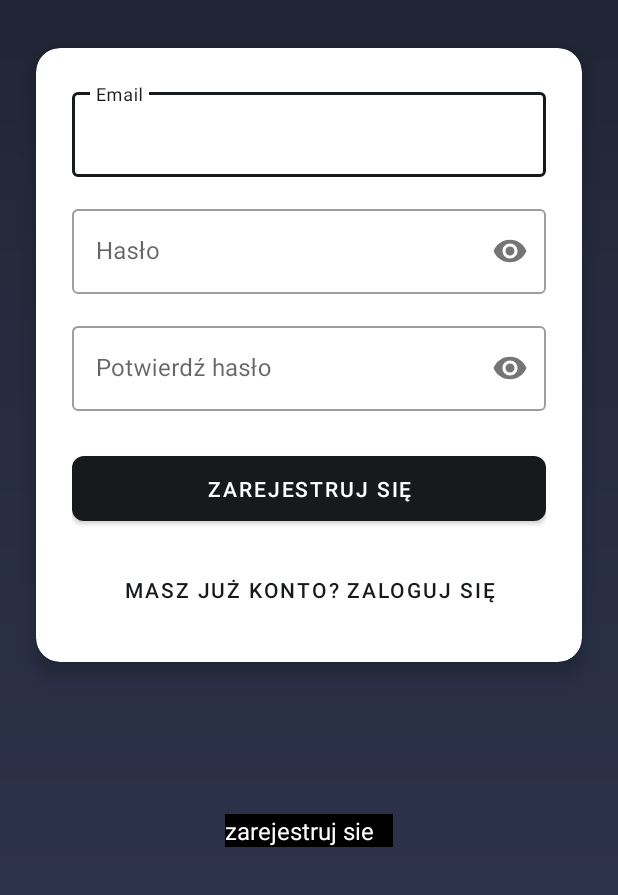
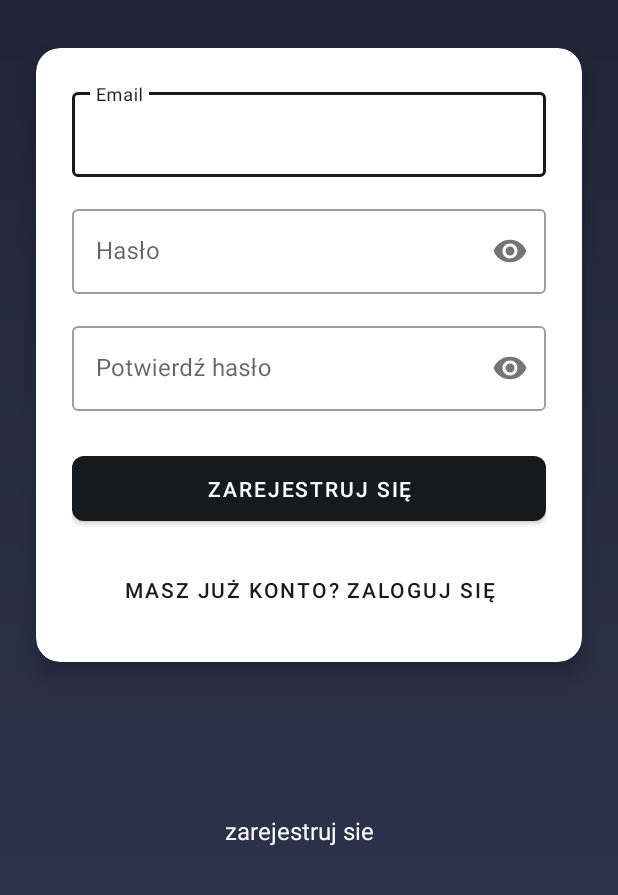
Before and after one commit to Depokalakaier/Freelancer, an Android app: the RegisterActivity screen opened directly, with no data from a screen before it, on a phone screen of 412 x 824 dp, the part 341-1236 px from its top. Run offline under Robolectric (Android 15) with nearby library versions, the phone set to English and light mode, and no system bars; our stand-ins replace CircleImageView, Firebase (no records; nobody signed in at launch, a user with empty details on screens opened directly).

Commit message:
no działa kozaczke

```diff
--- a/app/src/main/res/layout/activity_login.xml
+++ b/app/src/main/res/layout/activity_login.xml
@@ -104,7 +104,7 @@
         android:textColor="#FFFFFF"
         android:fontFamily="@font/pixel_font"
         android:layout_marginBottom="32dp"
-        android:background="#000000"
+
         app:layout_constraintBottom_toBottomOf="parent"
         app:layout_constraintStart_toStartOf="parent"
         app:layout_constraintEnd_toEndOf="parent"/>
--- a/app/src/main/res/layout/activity_register.xml
+++ b/app/src/main/res/layout/activity_register.xml
@@ -119,7 +119,7 @@
         android:textColor="#FFFFFF"
         android:fontFamily="@font/pixel_font"
         android:layout_marginBottom="32dp"
-        android:background="#000000"
+
         app:layout_constraintBottom_toBottomOf="parent"
         app:layout_constraintStart_toStartOf="parent"
         app:layout_constraintEnd_toEndOf="parent"/>
```
